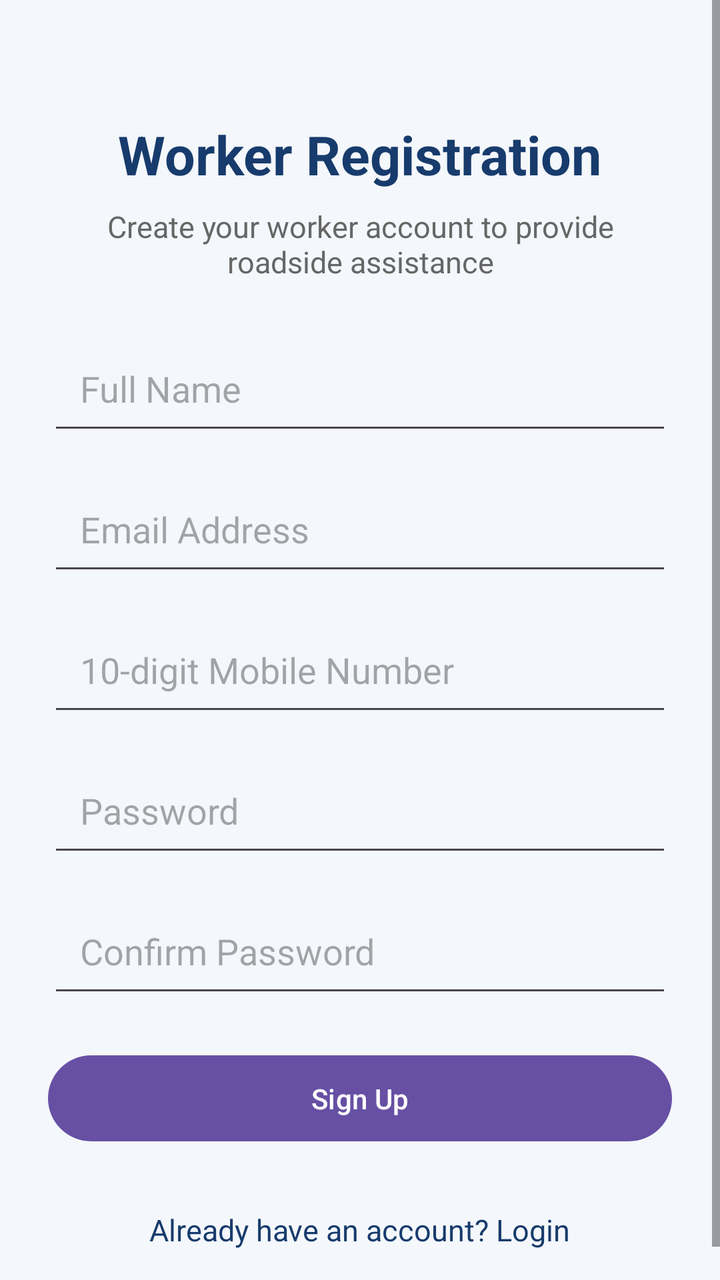
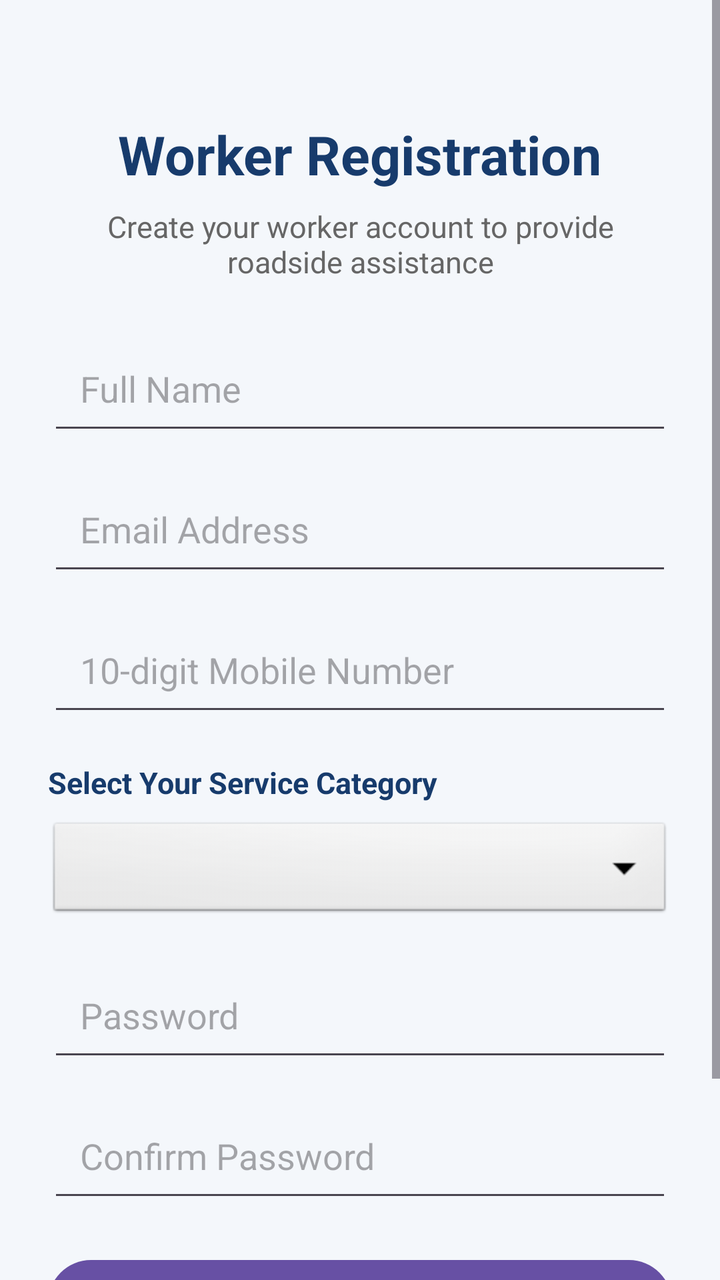

Screens rendered from an Android XML layout before and after an edit, with the pre-edit source and the edit as a unified diff.
<!-- AndroidManifest.xml: application theme Theme.RoadsideAssistance -->
<!-- res/layout/activity_worker_signup.xml -->
<?xml version="1.0" encoding="utf-8"?>
<ScrollView xmlns:android="http://schemas.android.com/apk/res/android"
    android:layout_width="match_parent"
    android:layout_height="match_parent"
    android:fillViewport="true"
    android:background="#F4F7FB">

    <LinearLayout
        android:layout_width="match_parent"
        android:layout_height="wrap_content"
        android:orientation="vertical"
        android:gravity="center_horizontal"
        android:padding="24dp">

        <TextView
            android:layout_width="wrap_content"
            android:layout_height="wrap_content"
            android:layout_marginTop="35dp"
            android:text="Worker Registration"
            android:textColor="#173B6C"
            android:textSize="27sp"
            android:textStyle="bold" />

        <TextView
            android:layout_width="match_parent"
            android:layout_height="wrap_content"
            android:layout_marginTop="8dp"
            android:layout_marginBottom="25dp"
            android:gravity="center"
            android:text="Create your worker account to provide roadside assistance"
            android:textColor="#666666"
            android:textSize="15sp" />

        <EditText
            android:id="@+id/etName"
            android:layout_width="match_parent"
            android:layout_height="wrap_content"
            android:hint="Full Name"
            android:inputType="textPersonName"
            android:autofillHints="name"
            android:padding="16dp"
            android:layout_marginBottom="14dp" />

        <EditText
            android:id="@+id/etEmail"
            android:layout_width="match_parent"
            android:layout_height="wrap_content"
            android:hint="Email Address"
            android:inputType="textEmailAddress"
            android:autofillHints="emailAddress"
            android:padding="16dp"
            android:layout_marginBottom="14dp" />

        <EditText
            android:id="@+id/etPhone"
            android:layout_width="match_parent"
            android:layout_height="wrap_content"
            android:hint="10-digit Mobile Number"
            android:inputType="phone"
            android:maxLength="10"
            android:autofillHints="phone"
            android:padding="16dp"
            android:layout_marginBottom="14dp" />

        <EditText
            android:id="@+id/etPassword"
            android:layout_width="match_parent"
            android:layout_height="wrap_content"
            android:hint="Password"
            android:inputType="textPassword"
            android:autofillHints="newPassword"
            android:padding="16dp"
            android:layout_marginBottom="14dp" />

        <EditText
            android:id="@+id/etConfirmPassword"
            android:layout_width="match_parent"
            android:layout_height="wrap_content"
            android:hint="Confirm Password"
            android:inputType="textPassword"
            android:autofillHints="newPassword"
            android:padding="16dp"
            android:layout_marginBottom="20dp" />

        <Button
            android:id="@+id/btnSignup"
            android:layout_width="match_parent"
            android:layout_height="wrap_content"
            android:text="Sign Up"
            android:textAllCaps="false"
            android:padding="12dp" />

        <TextView
            android:id="@+id/tvLogin"
            android:layout_width="wrap_content"
            android:layout_height="wrap_content"
            android:layout_marginTop="22dp"
            android:text="Already have an account? Login"
            android:textColor="#173B6C"
            android:textSize="15sp"
            android:padding="8dp"
            android:clickable="true"
            android:focusable="true" />

    </LinearLayout>

</ScrollView>
<!-- resources referenced by this layout -->
<resources>
  <style name="Theme.RoadsideAssistance" parent="Base.Theme.RoadsideAssistance" />
  <style name="Base.Theme.RoadsideAssistance" parent="Theme.Material3.DayNight.NoActionBar">
          
          
      </style>
</resources>

<!-- the commit's change to res/layout/activity_worker_signup.xml (unified diff, before → after) -->
@@ -60,7 +60,25 @@
             android:maxLength="10"
             android:autofillHints="phone"
             android:padding="16dp"
-            android:layout_marginBottom="14dp" />
+            android:layout_marginBottom="18dp" />
+
+        <TextView
+            android:layout_width="match_parent"
+            android:layout_height="wrap_content"
+            android:text="Select Your Service Category"
+            android:textColor="#173B6C"
+            android:textSize="15sp"
+            android:textStyle="bold"
+            android:layout_marginBottom="8dp" />
+
+        <Spinner
+            android:id="@+id/spWorkerCategory"
+            android:layout_width="match_parent"
+            android:layout_height="wrap_content"
+            android:minHeight="52dp"
+            android:padding="10dp"
+            android:background="@android:drawable/btn_dropdown"
+            android:layout_marginBottom="18dp" />
 
         <EditText
             android:id="@+id/etPassword"
@@ -103,5 +121,4 @@
             android:focusable="true" />
 
     </LinearLayout>
-
 </ScrollView>
